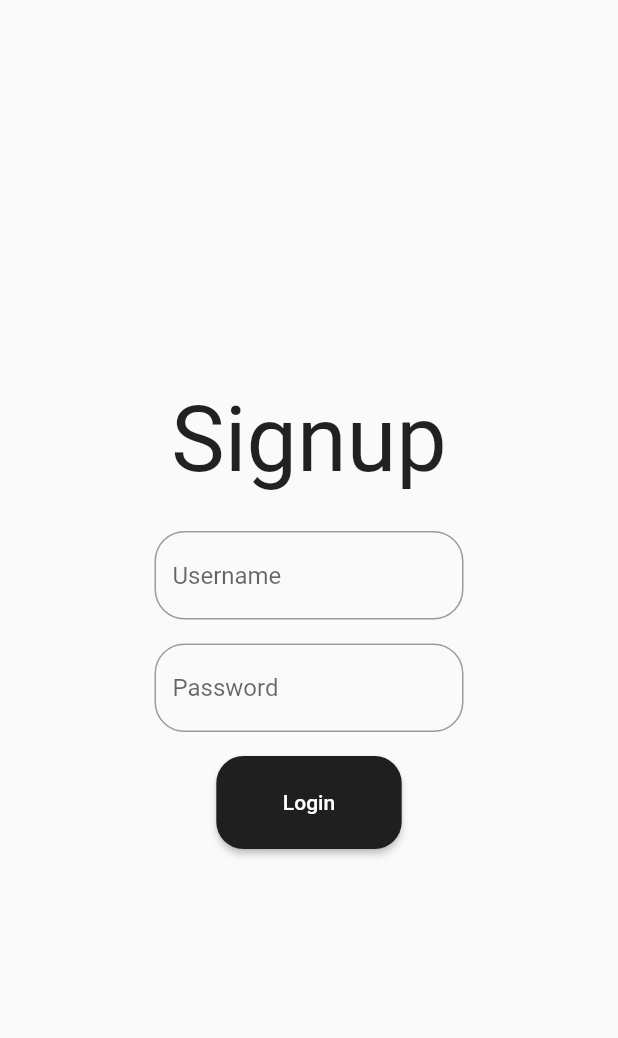
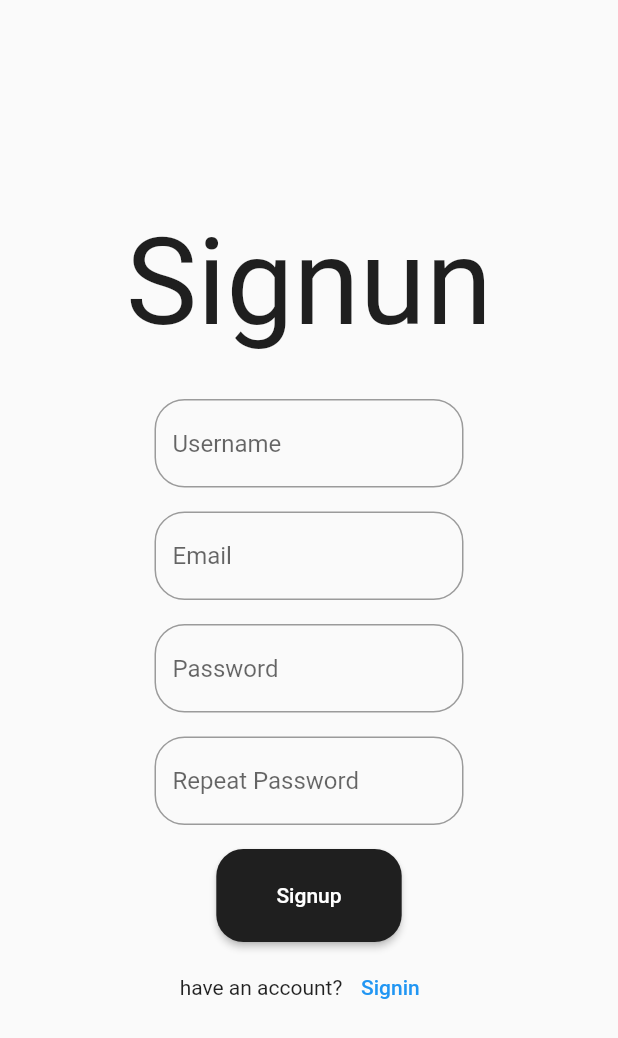
Before and after one commit to gnassro/KahlaBidha, a Flutter app: the SignupComponent widget shown alone on an empty page, opened directly, on a phone screen of 412 x 824 dp. Shown: the top 1038 px of the screen. Run offline on Flutter 3.47's test engine with Material 2 defaults, Android fonts, the phone set to English and light mode, and no system bars; our stand-ins replace auto_size_text, google_fonts; missing offline and left inert: cupertino_rounded_corners; Roboto replaces fonts that are missing (Cookie, Praise).

Commit message:
Page View

```diff
--- a/lib/components/signup_component.dart
+++ b/lib/components/signup_component.dart
@@ -1,10 +1,14 @@
 import 'package:flutter/material.dart';
 import 'package:kahla_bidha_login_page/library/colors.dart' as global_colors;
-
+import 'package:google_fonts/google_fonts.dart';
 
 class SignupComponent extends StatelessWidget {
+  final bool? isWide;
+  final VoidCallback? onSigninClick;
   const SignupComponent({
     Key? key,
+    this.isWide = true,
+    this.onSigninClick
   }) : super(key: key);
 
   @override
@@ -13,18 +17,18 @@ class SignupComponent extends StatelessWidget {
       child: ListView(
         shrinkWrap: true,
         children: [
-          const Text('Signup',
+          Text('Signun',
               textAlign: TextAlign.center,
-              style: TextStyle(
-                  fontSize: 60.0,
-                  fontFamily: 'Praise'
+              style: GoogleFonts.cookie(
+                fontSize: 80.0,
+                color: global_colors.blackColor,
               )
           ),
           const SizedBox(
-            height: 26.0,
+            height: 30.0,
           ),
           FractionallySizedBox(
-            widthFactor: 0.5,
+            widthFactor: isWide! ? 0.5 : 0.8,
             child: IntrinsicWidth(
               child: TextFormField(
                   decoration: InputDecoration(
@@ -40,7 +44,23 @@ class SignupComponent extends StatelessWidget {
             height: 16.0,
           ),
           FractionallySizedBox(
-            widthFactor: 0.5,
+            widthFactor: isWide! ? 0.5 : 0.8,
+            child: IntrinsicWidth(
+              child: TextFormField(
+                  decoration: InputDecoration(
+                    hintText: "Email",
+                    border: OutlineInputBorder(
+                      borderRadius: BorderRadius.circular(20),
+                    ),
+                  )
+              ),
+            ),
+          ),
+          const SizedBox(
+            height: 16.0,
+          ),
+          FractionallySizedBox(
+            widthFactor:  isWide! ? 0.5 : 0.8,
             child: IntrinsicWidth(
               child: TextFormField(
                   decoration: InputDecoration(
@@ -56,10 +76,26 @@ class SignupComponent extends StatelessWidget {
             height: 16.0,
           ),
           FractionallySizedBox(
-            widthFactor: 0.3,
+            widthFactor: isWide! ? 0.5 : 0.8,
+            child: IntrinsicWidth(
+              child: TextFormField(
+                  decoration: InputDecoration(
+                    hintText: "Repeat Password",
+                    border: OutlineInputBorder(
+                      borderRadius: BorderRadius.circular(20),
+                    ),
+                  )
+              ),
+            ),
+          ),
+          const SizedBox(
+            height: 16.0,
+          ),
+          FractionallySizedBox(
+            widthFactor: isWide! ? 0.3 : 0.6,
             child: ElevatedButton(
               onPressed: () {},
-              child: const Text("Login"),
+              child: const Text("Signup"),
               style: ButtonStyle(
                   backgroundColor: MaterialStateProperty.all(global_colors.blackColor),
                   padding: MaterialStateProperty.all<EdgeInsets>(
@@ -75,6 +111,19 @@ class SignupComponent extends StatelessWidget {
                   )
               ),
             ),
+          ),
+          const SizedBox(
+            height: 6.0,
+          ),
+          Row(
+            mainAxisAlignment: MainAxisAlignment.center,
+            children: [
+              const Text("have an account?"),
+              TextButton(
+                child: const Text("Signin"),
+                onPressed: () => onSigninClick!(),
+              )
+            ],
           )
         ],
       ),
```
